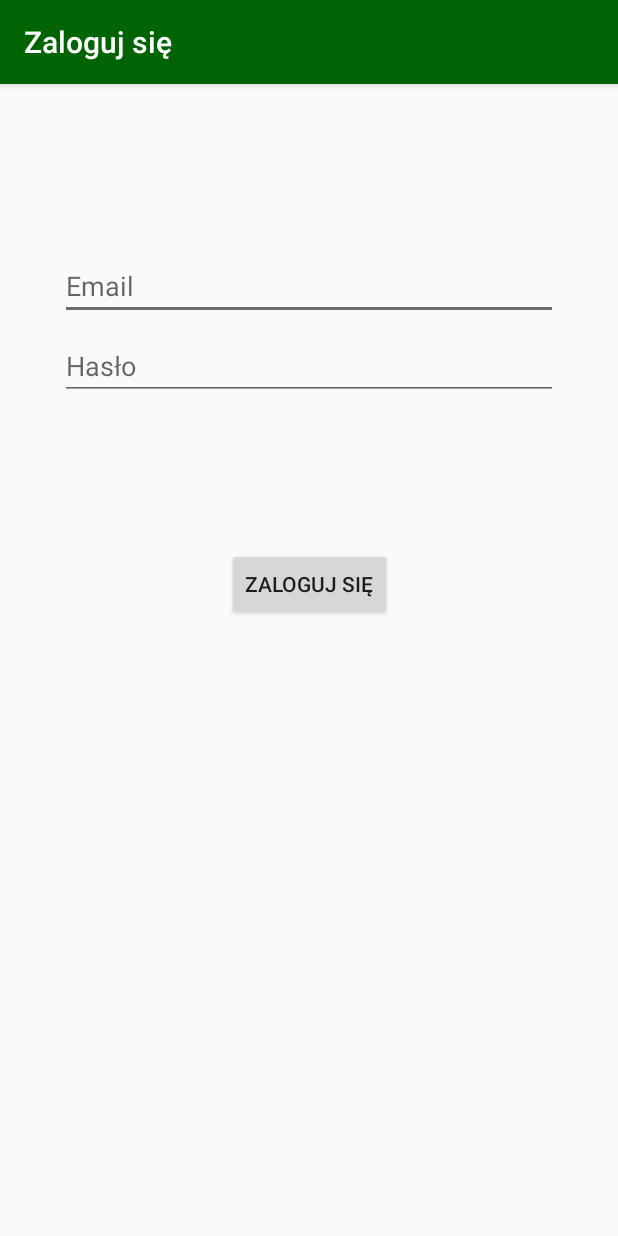
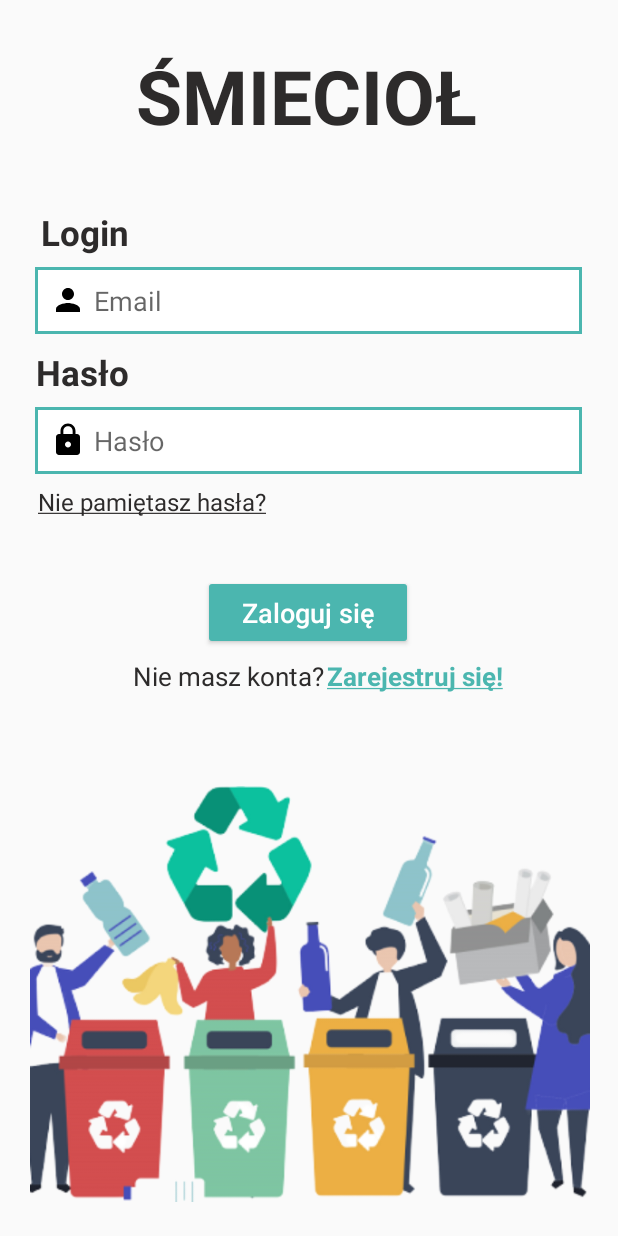
Before and after one commit to urbanpaulina/SmieciolAppMobile, an Android app: the LoginActivity screen opened directly, with no data from a screen before it, on a phone screen of 412 x 824 dp. Run offline under Robolectric (Android 15) with nearby library versions, the phone set to English and light mode, and no system bars; our stand-ins replace Firebase (no records; nobody signed in at launch, a user with empty details on screens opened directly); libraries missing offline, so code that uses them is left out: io.paperdb.

Commit message:
Zmiany w panelu logowania

```diff
--- a/app/src/main/AndroidManifest.xml
+++ b/app/src/main/AndroidManifest.xml
@@ -45,8 +45,7 @@
         </provider>
 
     <activity
-            android:name=".autentication.login.LoginActivity"
-            android:label="@string/title_activity_login" />
+            android:name=".autentication.login.LoginActivity" />
         <activity android:name=".ViewModel.WelcomePage">
             <intent-filter>
                 <action android:name="android.intent.action.MAIN" />
--- a/app/src/main/java/com/smieciolapp/autentication/login/LoginActivity.java
+++ b/app/src/main/java/com/smieciolapp/autentication/login/LoginActivity.java
@@ -1,6 +1,7 @@
 package com.smieciolapp.autentication.login;
 
 import android.content.Intent;
+import android.graphics.Paint;
 import android.os.Bundle;
 
 import androidx.annotation.NonNull;
@@ -9,7 +10,9 @@ import androidx.appcompat.app.AppCompatActivity;
 import android.view.View;
 import android.widget.Button;
 import android.widget.EditText;
+import android.widget.ImageView;
 import android.widget.ProgressBar;
+import android.widget.TextView;
 import android.widget.Toast;
 
 import com.google.android.gms.tasks.OnFailureListener;
@@ -25,9 +28,11 @@ import io.paperdb.Paper;
 
 public class LoginActivity extends AppCompatActivity {
 
+    TextView smieciol_napis,Login,Haslo,przypomnienie,brak_konta,zarejestruj_sie;
     EditText emailEditText;
     EditText passwordEditText;
     Button loginButton ;
+    ImageView segregacja;
     ProgressBar loadingProgressBar ;
 
     FirebaseAuthClass auth = new FirebaseAuthClass();
@@ -47,8 +52,17 @@ public class LoginActivity extends AppCompatActivity {
 
         setContentView(R.layout.activity_login);
 
+        smieciol_napis=findViewById(R.id.smieciol_napis);
+        Login=findViewById(R.id.Login);
+        Haslo=findViewById(R.id.Haslo);
+        przypomnienie=findViewById(R.id.przypomnienie);
+        przypomnienie.setPaintFlags(przypomnienie.getPaintFlags()| Paint.UNDERLINE_TEXT_FLAG);
+        brak_konta=findViewById(R.id.brak_konta);
+        zarejestruj_sie=findViewById(R.id.zarejestruj_sie);
+        zarejestruj_sie.setPaintFlags(zarejestruj_sie.getPaintFlags()| Paint.UNDERLINE_TEXT_FLAG);
         emailEditText = findViewById(R.id.email);
         passwordEditText = findViewById(R.id.password);
+        segregacja=findViewById(R.id.segregacja);
         loginButton = findViewById(R.id.register);
         loadingProgressBar = findViewById(R.id.loading);
 
--- /dev/null
+++ b/app/src/main/res/drawable/frame.xml
@@ -0,0 +1,9 @@
+<?xml version="1.0" encoding="utf-8"?>
+<selector xmlns:android="http://schemas.android.com/apk/res/android">
+    <item>
+        <shape android:shape="rectangle">
+            <stroke android:width="2dp" android:color="@color/smieciolGreen"/>
+            <solid android:color="@color/white"/>
+        </shape>
+    </item>
+</selector>
--- /dev/null
+++ b/app/src/main/res/drawable/ic_baseline_person_24.xml
@@ -0,0 +1,10 @@
+<vector xmlns:android="http://schemas.android.com/apk/res/android"
+    android:width="24dp"
+    android:height="24dp"
+    android:viewportWidth="24"
+    android:viewportHeight="24">
+
+  <path
+      android:fillColor="#FF000000"
+      android:pathData="M12,12c2.21,0 4,-1.79 4,-4s-1.79,-4 -4,-4 -4,1.79 -4,4 1.79,4 4,4zM12,14c-2.67,0 -8,1.34 -8,4v2h16v-2c0,-2.66 -5.33,-4 -8,-4z"/>
+</vector>
--- /dev/null
+++ b/app/src/main/res/drawable/ic_lock.xml
@@ -0,0 +1,9 @@
+<vector xmlns:android="http://schemas.android.com/apk/res/android"
+    android:width="24dp"
+    android:height="24dp"
+    android:viewportWidth="24"
+    android:viewportHeight="24">
+  <path
+      android:fillColor="#FF000000"
+      android:pathData="M18,8h-1L17,6c0,-2.76 -2.24,-5 -5,-5S7,3.24 7,6v2L6,8c-1.1,0 -2,0.9 -2,2v10c0,1.1 0.9,2 2,2h12c1.1,0 2,-0.9 2,-2L20,10c0,-1.1 -0.9,-2 -2,-2zM12,17c-1.1,0 -2,-0.9 -2,-2s0.9,-2 2,-2 2,0.9 2,2 -0.9,2 -2,2zM15.1,8L8.9,8L8.9,6c0,-1.71 1.39,-3.1 3.1,-3.1 1.71,0 3.1,1.39 3.1,3.1v2z"/>
+</vector>
--- a/app/src/main/res/layout/activity_login.xml
+++ b/app/src/main/res/layout/activity_login.xml
@@ -5,61 +5,115 @@
     android:id="@+id/container"
     android:layout_width="match_parent"
     android:layout_height="match_parent"
-    android:paddingLeft="@dimen/activity_horizontal_margin"
-    android:paddingTop="@dimen/activity_vertical_margin"
-    android:paddingRight="@dimen/activity_horizontal_margin"
-    android:paddingBottom="@dimen/activity_vertical_margin"
     tools:context=".autentication.login.LoginActivity">
+
+
+    <TextView
+        android:id="@+id/smieciol_napis"
+        android:layout_width="230dp"
+        android:layout_height="62dp"
+        android:layout_marginTop="30dp"
+        android:text="ŚMIECIOŁ"
+        android:textColor="@color/darkGray"
+        android:textSize="50sp"
+        android:textStyle="bold"
+        app:layout_constraintEnd_toEndOf="parent"
+        app:layout_constraintHorizontal_bias="0.498"
+        app:layout_constraintStart_toStartOf="parent"
+        app:layout_constraintTop_toTopOf="parent" />
+
+    <TextView
+        android:id="@+id/Login"
+        android:layout_width="wrap_content"
+        android:layout_height="wrap_content"
+        android:layout_marginTop="47dp"
+        android:text="Login"
+        android:textColor="@color/darkGray"
+        android:textSize="23sp"
+        android:textStyle="bold"
+        app:layout_constraintEnd_toEndOf="parent"
+        app:layout_constraintHorizontal_bias="0.077"
+        app:layout_constraintStart_toStartOf="parent"
+        app:layout_constraintTop_toBottomOf="@+id/smieciol_napis" />
+
 
     <EditText
         android:id="@+id/email"
         android:layout_width="0dp"
         android:layout_height="wrap_content"
-        android:layout_marginStart="24dp"
-        android:layout_marginTop="96dp"
+        android:layout_marginStart="23dp"
+        android:layout_marginTop="7dp"
         android:layout_marginEnd="24dp"
-
-        android:hint="@string/prompt_email"
+        android:drawableStart="@drawable/ic_baseline_person_24"
+        android:drawablePadding="5dp"
+        android:hint="Email"
         android:inputType="textEmailAddress"
+        android:background="@drawable/frame"
+        android:padding="10dp"
         android:selectAllOnFocus="true"
         app:layout_constraintEnd_toEndOf="parent"
         app:layout_constraintStart_toStartOf="parent"
-        app:layout_constraintTop_toTopOf="parent" />
+        app:layout_constraintTop_toBottomOf="@+id/Login" />
+
+
+    <TextView
+        android:id="@+id/Haslo"
+        android:layout_width="wrap_content"
+        android:layout_height="wrap_content"
+        android:layout_marginStart="24dp"
+        android:layout_marginTop="10dp"
+        android:layout_marginEnd="289dp"
+        android:text="Hasło"
+        android:textColor="@color/darkGray"
+        android:textSize="23sp"
+        android:textStyle="bold"
+        app:layout_constraintEnd_toEndOf="parent"
+        app:layout_constraintHorizontal_bias="0.0"
+        app:layout_constraintStart_toStartOf="parent"
+        app:layout_constraintTop_toBottomOf="@+id/email" />
 
     <EditText
         android:id="@+id/password"
         android:layout_width="0dp"
         android:layout_height="wrap_content"
-        android:layout_marginStart="24dp"
-        android:layout_marginTop="8dp"
+        android:layout_marginStart="23dp"
+        android:layout_marginTop="7dp"
         android:layout_marginEnd="24dp"
-
-        android:hint="@string/prompt_password"
+        android:drawableStart="@drawable/ic_lock"
+        android:drawablePadding="5dp"
+        android:hint="Hasło"
         android:imeActionLabel="@string/action_sign_in_short"
         android:imeOptions="actionDone"
         android:inputType="textPassword"
         android:selectAllOnFocus="true"
+        android:background="@drawable/frame"
+        android:padding="10dp"
         app:layout_constraintEnd_toEndOf="parent"
+        app:layout_constraintHorizontal_bias="0.062"
         app:layout_constraintStart_toStartOf="parent"
-        app:layout_constraintTop_toBottomOf="@+id/email" />
+        app:layout_constraintTop_toBottomOf="@+id/Haslo" />
 
     <Button
         android:id="@+id/register"
-        android:layout_width="wrap_content"
-        android:layout_height="wrap_content"
+        android:layout_width="140dp"
+        android:layout_height="50dp"
         android:layout_gravity="start"
         android:layout_marginStart="48dp"
-        android:layout_marginTop="16dp"
+        android:layout_marginTop="6dp"
         android:layout_marginEnd="48dp"
         android:layout_marginBottom="64dp"
         android:enabled="true"
         android:text="@string/action_sign_in"
+        android:textAllCaps="false"
+        android:textColor="@color/white"
+        android:textSize="18dp"
+        app:backgroundTint="@color/smieciolGreen"
         app:layout_constraintBottom_toBottomOf="parent"
         app:layout_constraintEnd_toEndOf="parent"
+        app:layout_constraintHorizontal_bias="0.497"
         app:layout_constraintStart_toStartOf="parent"
         app:layout_constraintTop_toBottomOf="@+id/password"
-        app:layout_constraintVertical_bias="0.2" />
-
+        app:layout_constraintVertical_bias="0.158" />
 
     <ProgressBar
         android:id="@+id/loading"
@@ -77,6 +131,60 @@
         app:layout_constraintTop_toTopOf="parent"
         app:layout_constraintVertical_bias="0.3" />
 
+    <TextView
+        android:id="@+id/przypomnienie"
+        android:layout_width="wrap_content"
+        android:layout_height="wrap_content"
+        android:layout_marginStart="25dp"
+        android:layout_marginTop="7dp"
+        android:text="Nie pamiętasz hasła?"
+        android:textColor="@color/darkGray"
+        android:textSize="16dp"
+        app:layout_constraintStart_toStartOf="parent"
+        app:layout_constraintTop_toBottomOf="@+id/password" />
+
+
+    <TextView
+        android:id="@+id/brak_konta"
+        android:layout_width="wrap_content"
+        android:layout_height="wrap_content"
+        android:layout_marginStart="88dp"
+        android:layout_marginTop="5dp"
+        android:text="Nie masz konta?"
+        android:textColor="@color/darkGray"
+        android:textSize="17dp"
+        app:layout_constraintEnd_toStartOf="@+id/zarejestruj_sie"
+        app:layout_constraintStart_toStartOf="parent"
+        app:layout_constraintTop_toBottomOf="@+id/register" />
+
+    <TextView
+        android:id="@+id/zarejestruj_sie"
+        android:layout_width="wrap_content"
+        android:layout_height="wrap_content"
+        android:layout_marginStart="2dp"
+        android:layout_marginTop="5dp"
+        android:layout_marginEnd="76dp"
+        android:text="Zarejestruj się!"
+        android:textColor="@color/smieciolGreen"
+        android:textSize="17dp"
+        android:textStyle="bold"
+        app:layout_constraintEnd_toEndOf="parent"
+        app:layout_constraintHorizontal_bias="0.21"
+        app:layout_constraintStart_toEndOf="@+id/brak_konta"
+        app:layout_constraintTop_toBottomOf="@+id/register" />
+
+    <ImageView
+        android:id="@+id/segregacja"
+        android:layout_width="468dp"
+        android:layout_height="277dp"
+        android:layout_marginTop="15dp"
+        app:layout_constraintBottom_toBottomOf="parent"
+        app:layout_constraintEnd_toEndOf="parent"
+        app:layout_constraintHorizontal_bias="0.508"
+        app:layout_constraintStart_toStartOf="parent"
+        app:layout_constraintTop_toBottomOf="@+id/brak_konta"
+        app:layout_constraintVertical_bias="0.666"
+        app:srcCompat="@drawable/segregacja" />
 
 
 </androidx.constraintlayout.widget.ConstraintLayout>
--- a/app/src/main/res/values/colors.xml
+++ b/app/src/main/res/values/colors.xml
@@ -8,5 +8,6 @@
     <color name="gray">#6C6C6C</color>
     <color name="darkGray">#2D2B2B</color>
     <color name="green">#006402</color>
+    <color name="black">#FF000000</color>
     <color name="smieciolGreen">#4BB6AF</color>
 </resources>
--- a/app/src/main/res/values/styles.xml
+++ b/app/src/main/res/values/styles.xml
@@ -3,15 +3,20 @@
     <!-- Base application theme. -->
     <style name="AppTheme" parent="Theme.AppCompat.Light.DarkActionBar">
         <!-- Customize your theme here. -->
-        <item name="colorPrimary">@color/green</item>
+        <item name="colorPrimary">@color/smieciolGreen</item>
         <item name="colorPrimaryDark">@color/darkGray</item>
         <item name="colorAccent">@color/gray</item>
+
+        <item name="windowActionBar">false</item>
+        <item name="windowNoTitle">true</item>
+        <item name="android:windowFullscreen">true</item>
+
     </style>
 
     <style name="AppTheme.NoActionBar">
         <item name="windowActionBar">false</item>
         <item name="windowNoTitle">true</item>
-        <item name="colorControlHighlight">@color/green</item>
+        <item name="colorControlHighlight">@color/smieciolGreen</item>
     </style>
 
 </resources>
```
Also changed, not shown: app/src/main/res/drawable/segregacja.png (added).
